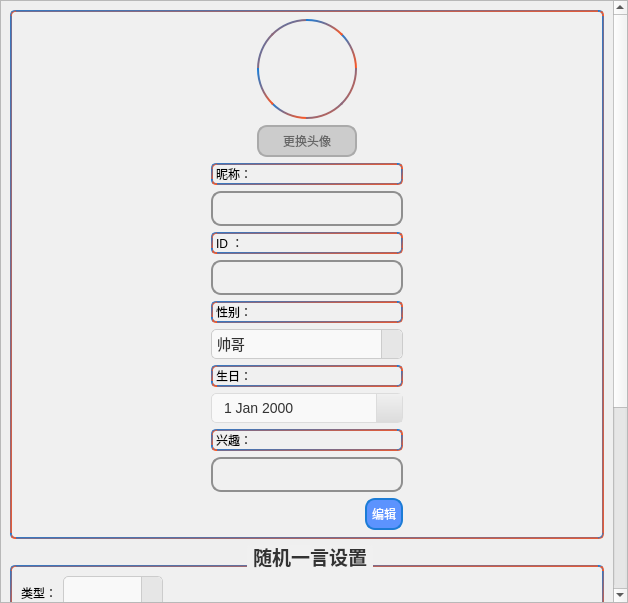
First picture: the form in ui/setting.ui, repository Younger-Chan/everyday, before the edit.
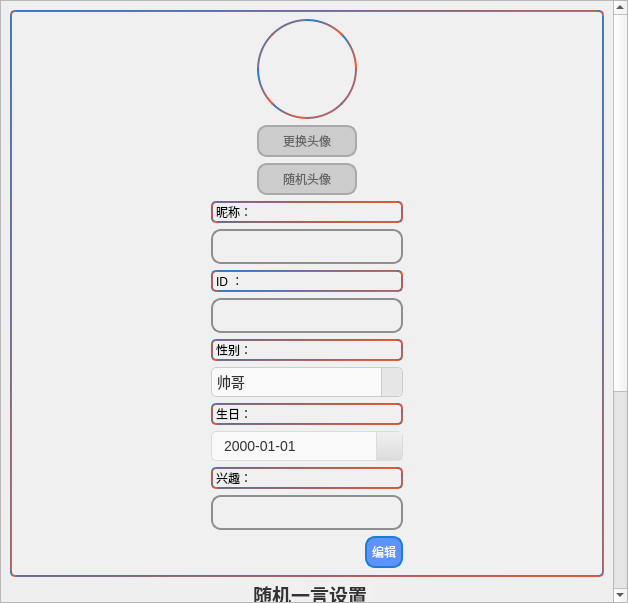
Second picture: the form after the edit. Icons and pictures are not drawn.

Patch:
```diff
--- a/ui/setting.ui
+++ b/ui/setting.ui
@@ -35,9 +35,9 @@
       <property name="geometry">
        <rect>
         <x>0</x>
-        <y>-283</y>
+        <y>0</y>
         <width>609</width>
-        <height>884</height>
+        <height>919</height>
        </rect>
       </property>
       <layout class="QVBoxLayout" name="verticalLayout_11">
@@ -170,6 +170,47 @@
                         </property>
                        </widget>
                       </item>
+                      <item>
+                       <widget class="QPushButton" name="pb_rtx">
+                        <property name="enabled">
+                         <bool>false</bool>
+                        </property>
+                        <property name="styleSheet">
+                         <string notr="true">/* 设置 QPushButton 的基本样式 */
+QPushButton {
+    color: white; /* 文字颜色 */
+    background-color: #5c93fe; /* 背景色 */
+    border-style: solid; /* 边框样式 */
+    border-width: 2px; /* 边框宽度 */
+    border-radius: 10px; /* 边框圆角 */
+    border-color: #1c7cd6; /* 边框颜色 */
+    padding: 5px; /* 内边距 */
+}
+
+/* 设置鼠标悬停时的样式 */
+QPushButton:hover {
+    background-color: #1c7cd6; /* 鼠标悬停时的背景色 */
+    border-color: #5c93fe; /* 鼠标悬停时的边框颜色 */
+}
+
+/* 设置鼠标按下时的样式 */
+QPushButton:pressed {
+    background-color: #555555; /* 鼠标按下时的背景色 */
+    border-color: #333333; /* 鼠标按下时的边框颜色 */
+}
+
+/* 设置禁用状态的样式 */
+QPushButton:disabled {
+    background-color: #cccccc; /* 禁用状态的背景色 */
+    border-color: #aaaaaa; /* 禁用状态的边框颜色 */
+    color: #666666; /* 禁用状态的文字颜色 */
+}</string>
+                        </property>
+                        <property name="text">
+                         <string>随机头像</string>
+                        </property>
+                       </widget>
+                      </item>
                      </layout>
                     </item>
                     <item>
@@ -231,6 +272,9 @@
 }
 </string>
                       </property>
+                      <property name="readOnly">
+                       <bool>true</bool>
+                      </property>
                      </widget>
                     </item>
                     <item>
@@ -275,6 +319,9 @@
 }
 </string>
                       </property>
+                      <property name="readOnly">
+                       <bool>true</bool>
+                      </property>
                      </widget>
                     </item>
                     <item>
@@ -442,6 +489,9 @@
 }
 </string>
                       </property>
+                      <property name="displayFormat">
+                       <string>yyyy-MM-dd</string>
+                      </property>
                       <property name="calendarPopup">
                        <bool>true</bool>
                       </property>
@@ -489,6 +539,9 @@
 }
 </string>
                       </property>
+                      <property name="readOnly">
+                       <bool>true</bool>
+                      </property>
                      </widget>
                     </item>
                     <item>
```
